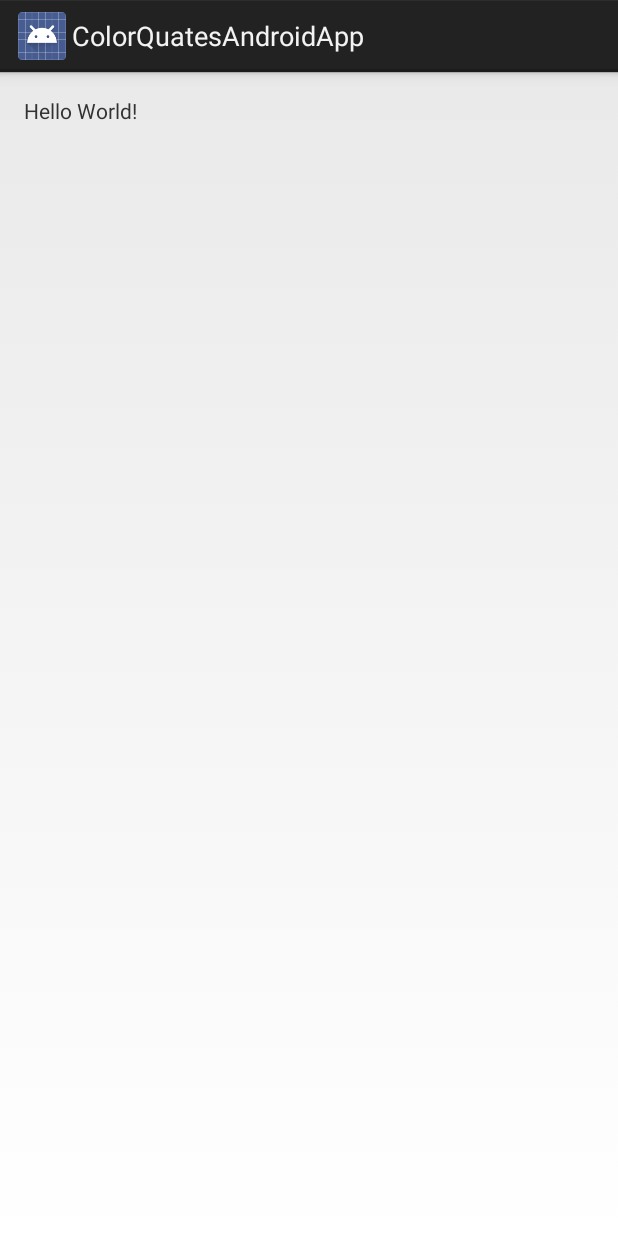
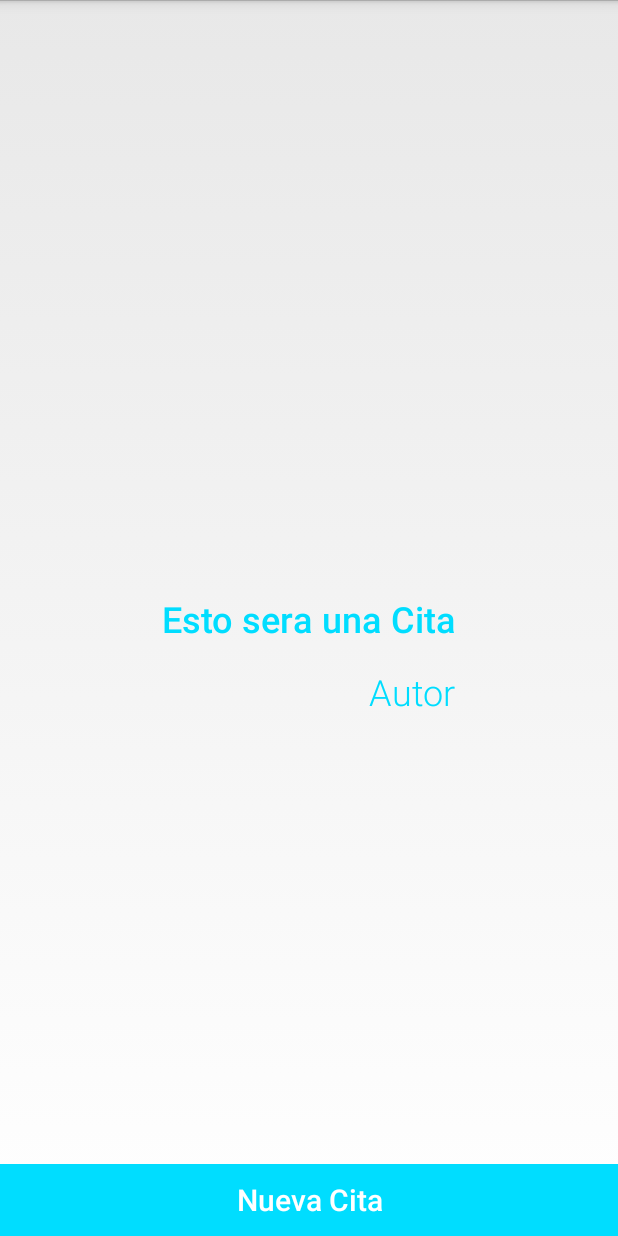
Before and after one commit to viktorHbenitez/AndroidColorQuatesApp, an Android app: the screen it shows after launch (MainActivity), on a phone screen of 412 x 824 dp. Run offline under Robolectric (Android 15) with nearby library versions, the phone set to English and light mode, and no system bars.

Commit message:
Cambiando el estilo de nuestra aplicación, Ocultar Action Bar de nuestra aplicación, Agregado TextView y Button

```diff
--- a/app/build.gradle
+++ b/app/build.gradle
@@ -25,4 +25,5 @@ dependencies {
         exclude group: 'com.android.support', module: 'support-annotations'
     })
     testCompile 'junit:junit:4.12'
+    compile 'com.android.support.constraint:constraint-layout:1.0.0-alpha9'
 }
--- a/app/src/main/res/layout/activity_main.xml
+++ b/app/src/main/res/layout/activity_main.xml
@@ -1,17 +1,60 @@
 <?xml version="1.0" encoding="utf-8"?>
-<RelativeLayout xmlns:android="http://schemas.android.com/apk/res/android"
+<android.support.constraint.ConstraintLayout
+    xmlns:android="http://schemas.android.com/apk/res/android"
+    xmlns:app="http://schemas.android.com/apk/res-auto"
     xmlns:tools="http://schemas.android.com/tools"
     android:id="@+id/activity_main"
     android:layout_width="match_parent"
     android:layout_height="match_parent"
-    android:paddingBottom="@dimen/activity_vertical_margin"
-    android:paddingLeft="@dimen/activity_horizontal_margin"
-    android:paddingRight="@dimen/activity_horizontal_margin"
-    android:paddingTop="@dimen/activity_vertical_margin"
+    android:paddingBottom="0dp"
+    android:paddingLeft="0dp"
+    android:paddingRight="0dp"
+    android:paddingTop="0dp"
     tools:context="com.example.victorbenitez.colorquatesandroidapp.MainActivity">
 
     <TextView
+        android:text="Esto sera una Cita"
         android:layout_width="wrap_content"
         android:layout_height="wrap_content"
-        android:text="Hello World!" />
-</RelativeLayout>
+        android:id="@+id/citaTextView"
+        android:textSize="24sp"
+        android:fontFamily="sans-serif-light"
+        android:textColor="@android:color/holo_blue_bright"
+        android:layout_marginEnd="16dp"
+        app:layout_constraintRight_toRightOf="parent"
+        android:layout_marginRight="16dp"
+        android:layout_marginStart="16dp"
+        app:layout_constraintLeft_toLeftOf="parent"
+        android:layout_marginLeft="16dp"
+        android:layout_marginTop="16dp"
+        app:layout_constraintTop_toTopOf="parent"
+        app:layout_constraintBottom_toBottomOf="@+id/newCitaButton"
+        android:textStyle="normal|bold"
+        android:layout_marginBottom="16dp" />
+
+    <TextView
+        android:text="Autor"
+        android:layout_width="wrap_content"
+        android:layout_height="wrap_content"
+        android:id="@+id/autorTextView"
+        android:fontFamily="sans-serif-light"
+        android:textSize="24sp"
+        android:textColor="@android:color/holo_blue_bright"
+        android:layout_marginTop="16dp"
+        app:layout_constraintTop_toBottomOf="@+id/citaTextView"
+        app:layout_constraintRight_toRightOf="@+id/citaTextView" />
+
+    <Button
+        android:text="Nueva Cita"
+        android:layout_width="match_parent"
+        android:layout_height="wrap_content"
+        android:id="@+id/newCitaButton"
+        android:fontFamily="sans-serif-light"
+        android:textSize="20sp"
+        android:textColor="@android:color/white"
+        android:background="@android:color/holo_blue_bright"
+        app:layout_constraintLeft_toLeftOf="parent"
+        app:layout_constraintRight_toRightOf="parent"
+        app:layout_constraintBottom_toBottomOf="parent"
+        android:textStyle="normal|bold" />
+</android.support.constraint.ConstraintLayout>
--- a/app/src/main/res/values/styles.xml
+++ b/app/src/main/res/values/styles.xml
@@ -1,7 +1,7 @@
 <resources>
 
     <!-- Base application theme. -->
-    <style name="AppTheme" parent="android:Theme.Holo.Light.DarkActionBar">
+    <style name="AppTheme" parent="android:Theme.Holo.Light.NoActionBar">
         <!-- Customize your theme here. -->
     </style>
 
```
